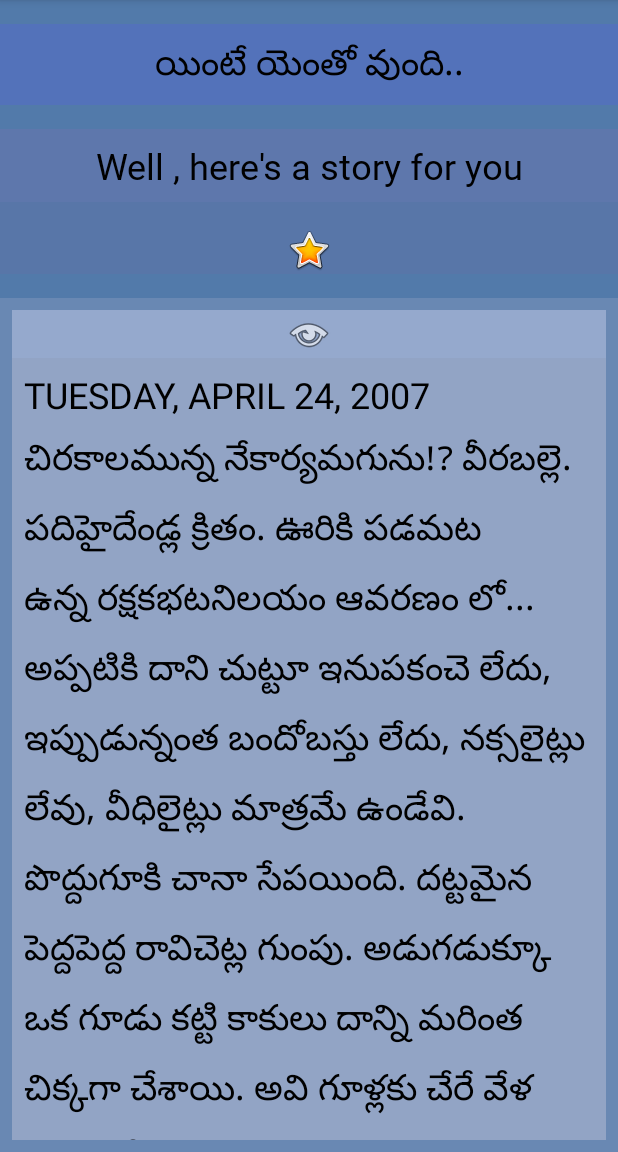
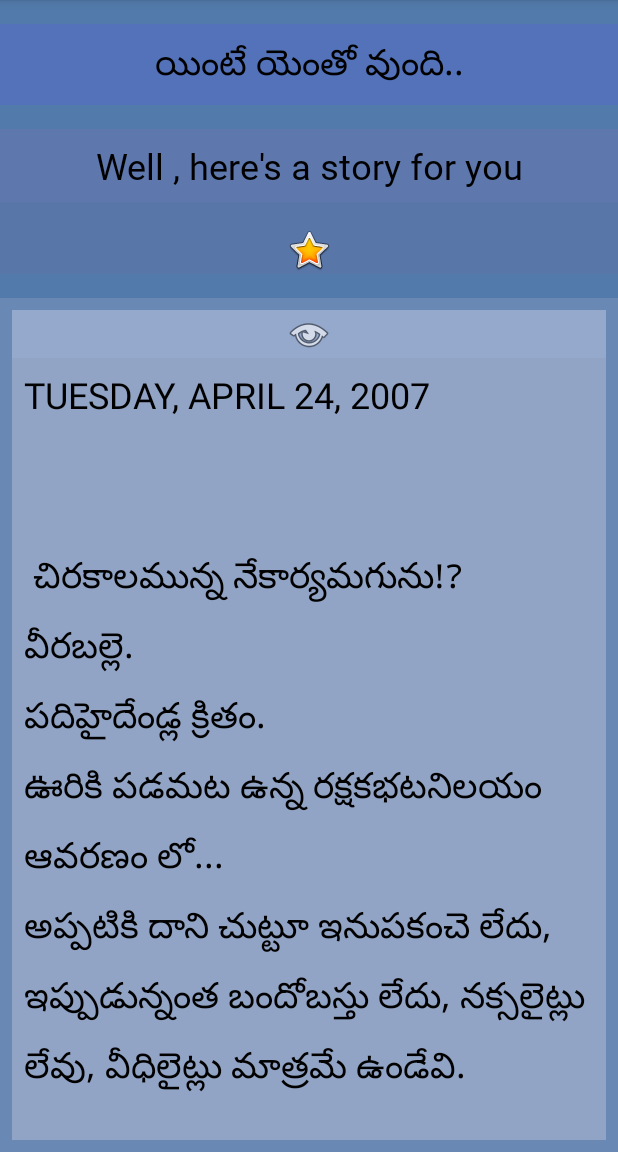
Before and after one commit to yrnr/KotlinApp4AboutMe, an Android app: the screen it shows after launch (MainActivity), after a tap on "DONE", on a phone screen of 412 x 824 dp, the part 84-1236 px from its top. Run offline under Robolectric (Android 15) with nearby library versions, the phone set to English and light mode, and no system bars.

Commit message:
Just a small change in story text to include new lines and spacing

```diff
--- a/app/src/main/res/values/strings.xml
+++ b/app/src/main/res/values/strings.xml
@@ -6,76 +6,76 @@
     <string name="done_button">Done</string>
     <string name="whatisyournickname_hint">What is your nick name?</string>
     <string name="story">TUESDAY, APRIL 24, 2007
-చిరకాలమున్న నేకార్యమగును!?
-వీరబల్లె.
-పదిహైదేండ్ల క్రితం.
-ఊరికి పడమట ఉన్న రక్షకభటనిలయం ఆవరణం లో...
-అప్పటికి దాని చుట్టూ ఇనుపకంచె లేదు, ఇప్పుడున్నంత బందోబస్తు లేదు, నక్సలైట్లు లేవు, వీధిలైట్లు మాత్రమే ఉండేవి.
+\n\n\n చిరకాలమున్న నేకార్యమగును!?
+\nవీరబల్లె.
+\nపదిహైదేండ్ల క్రితం.
+\nఊరికి పడమట ఉన్న రక్షకభటనిలయం ఆవరణం లో...
+\nఅప్పటికి దాని చుట్టూ ఇనుపకంచె లేదు, ఇప్పుడున్నంత బందోబస్తు లేదు, నక్సలైట్లు లేవు, వీధిలైట్లు మాత్రమే ఉండేవి.
 
-పొద్దుగూకి చానా సేపయింది.
-దట్టమైన పెద్దపెద్ద రావిచెట్ల గుంపు.
-అడుగడుక్కూ ఒక గూడు కట్టి కాకులు దాన్ని మరింత చిక్కగా చేశాయి.
-అవి గూళ్లకు చేరే వేళ మహా కోలాహలంగా ఉంటుందక్కడ.
-ఆ మానుల మీద పున్నమైనా సరే, కింద మాత్రం అమవాస్యే.
+\n\n\nపొద్దుగూకి చానా సేపయింది.
+\nదట్టమైన పెద్దపెద్ద రావిచెట్ల గుంపు.
+\nఅడుగడుక్కూ ఒక గూడు కట్టి కాకులు దాన్ని మరింత చిక్కగా చేశాయి.
+\nఅవి గూళ్లకు చేరే వేళ మహా కోలాహలంగా ఉంటుందక్కడ.
+\nఆ మానుల మీద పున్నమైనా సరే, కింద మాత్రం అమవాస్యే.
 
-పండు వెన్నెల. ప్రశాంతమైన గాలి.
-కాకులన్నింటికీ నిద్రపట్టినట్లుంది. ఒక కాకిపిల్ల మాత్రం మేలుకొనే ఉంది.
-"మ్మా..." వాళ్లమ్మ మెడ కింద మెల్లిగా ముక్కుతో గీకింది.
-"ఊఁ..." అలసి ఉన్నా ఓపిగ్గా మృదువైన కంఠంతో ఏమిటని అడిగింది అమ్మ.
+\n\n\nపండు వెన్నెల. ప్రశాంతమైన గాలి.
+\nకాకులన్నింటికీ నిద్రపట్టినట్లుంది. ఒక కాకిపిల్ల మాత్రం మేలుకొనే ఉంది.
+\n"మ్మా..." వాళ్లమ్మ మెడ కింద మెల్లిగా ముక్కుతో గీకింది.
+\n"ఊఁ..." అలసి ఉన్నా ఓపిగ్గా మృదువైన కంఠంతో ఏమిటని అడిగింది అమ్మ.
 
-"పుట్టినరోజు పండగ మనింట్లో ఎప్పుడొచ్చాది?" ఎన్నో దినాలుగా అడగాలనుకొన్న సంగతి అడిగింది.
-అమ్మకు ఆ ప్రశ్న చాలా ముచ్చటగొలిపింది. మగతలోనే మురిపెంగా అంది -
-"నువ్వు బుట్టింది పున్నమినాడు నాయినా. ఆ యెన్నెట్లో సందమామ మాదిరి నిగనిగ మెరిసిన నిన్నుజూసి..."
-"మడే, ఈరోజు పొద్దన్నే పోలీసోళ్లింట్లో ... ఆ పండగ. మనింట్లో ఎప్పుడూ అని"
-"అదా, వాళ్ల పిల్లోడుపుట్టి ఇరబైయ్యేండ్లయిందంట. వోళ్లు మనుసులు నాయినా. అందుకు పండగ."
-"మనకు!?"
-"మనకు యా పూటకాపూట కడుపు నిండితే పండగ, ల్యాకంటే యండగ" ఆవులిస్తూ నవ్వేసింది అమ్మ.
+\n\n\n"పుట్టినరోజు పండగ మనింట్లో ఎప్పుడొచ్చాది?" ఎన్నో దినాలుగా అడగాలనుకొన్న సంగతి అడిగింది.
+\nఅమ్మకు ఆ ప్రశ్న చాలా ముచ్చటగొలిపింది. మగతలోనే మురిపెంగా అంది -
+\n"నువ్వు బుట్టింది పున్నమినాడు నాయినా. ఆ యెన్నెట్లో సందమామ మాదిరి నిగనిగ మెరిసిన నిన్నుజూసి..."
+\n"మడే, ఈరోజు పొద్దన్నే పోలీసోళ్లింట్లో ... ఆ పండగ. మనింట్లో ఎప్పుడూ అని"
+\n"అదా, వాళ్ల పిల్లోడుపుట్టి ఇరబైయ్యేండ్లయిందంట. వోళ్లు మనుసులు నాయినా. అందుకు పండగ."
+\n"మనకు!?"
+\n"మనకు యా పూటకాపూట కడుపు నిండితే పండగ, ల్యాకంటే యండగ" ఆవులిస్తూ నవ్వేసింది అమ్మ.
 
-కాకులన్నీ అరమోడుపు కండ్లతో మగతలోనే వింటున్నాయీ సంభాషణ.
-"కాకి చిరకాలమున్న నే కార్యమగును!?" అవ్వ నోట పలికిందీ మాట.
-వేదాంత ధోరణిలో అందో లేక -మీకేమైనా తెలుసా- అని అడిగిందో!
+\n\n\nకాకులన్నీ అరమోడుపు కండ్లతో మగతలోనే వింటున్నాయీ సంభాషణ.
+\n"కాకి చిరకాలమున్న నే కార్యమగును!?" అవ్వ నోట పలికిందీ మాట.
+\nవేదాంత ధోరణిలో అందో లేక -మీకేమైనా తెలుసా- అని అడిగిందో!
 
-అవ్వ చెప్పిన మాట అమ్మకాకితో సహా ఎవ్వరికీ నచ్చినట్లు లేదు.
-"సరే, మనిసి బుట్టి యేముద్దరించినాడంట, అంత సంబరం జేసుకుండేదానికి!?" అందొక పెండ్లిగాని ముదురు మగ కాకి.
+\n\n\nఅవ్వ చెప్పిన మాట అమ్మకాకితో సహా ఎవ్వరికీ నచ్చినట్లు లేదు.
+\n"సరే, మనిసి బుట్టి యేముద్దరించినాడంట, అంత సంబరం జేసుకుండేదానికి!?" అందొక పెండ్లిగాని ముదురు మగ కాకి.
 
-ఆ నోటిదురుసుకు మనసులోనే నవ్వుకొని, "మనం మాత్రం ఏం ఉద్ధరిస్తున్నాం గనక..."
-వయసు నేర్పిన అనుభవంతో దీర్ఘం తీసింది అవ్వ. ఈ మారు పెండ్లిగాని కాకి గతుక్కుమంది.
-కొన్ని కన్నెకాకులు కిసుక్కుమన్నాయి. అవ్వ వాటిని వారించింది.
+\n\n\nఆ నోటిదురుసుకు మనసులోనే నవ్వుకొని, "మనం మాత్రం ఏం ఉద్ధరిస్తున్నాం గనక..."
+\nవయసు నేర్పిన అనుభవంతో దీర్ఘం తీసింది అవ్వ. ఈ మారు పెండ్లిగాని కాకి గతుక్కుమంది.
+\nకొన్ని కన్నెకాకులు కిసుక్కుమన్నాయి. అవ్వ వాటిని వారించింది.
 
-కాకులు ఆలోచనలో పడ్డాయి. అక్కడ నిశ్శబ్దం ఆవరించింది.
-అవ్వ గొంతు సవరించుకొంది. కాకులన్నీ చెవులొగ్గాయి.
+\n\n\nకాకులు ఆలోచనలో పడ్డాయి. అక్కడ నిశ్శబ్దం ఆవరించింది.
+\nఅవ్వ గొంతు సవరించుకొంది. కాకులన్నీ చెవులొగ్గాయి.
 
-"నేను బుట్టినప్పుడు కరువొచ్చింది. నీళ్లు దొరికేదే గగనం. అట్టాటి కరువు మీరెవురూ సూళ్యా. మడుసులకే టికానా లేదు. గౌరుమింటోళ్లు తలాయింత గంజిబోస్తే దోసిట్లోబట్టి ఒక్క గుటకన తాగి, అరిచేతులు, మోచేతులు, ముక్కులూ మూతులూ నాకుతాన్న్యారు. గంజి కోసరం కొట్టుకుంటాన్న్యారు.ఒక్క సుక్క నీళ్లుగూడా కనపరాల్యా మాకు. ఐనాగానీ, తాగేదానికీ తినేదానికీ యేమన్నా కండ్లబడిందంటే యినపణ్ణెంత దూరం క్యాకేసి పిలిసి దొరికిందే అందరం తలా ఇంత తిని పానాలు ఉగ్గబట్టుకున్యాం. కలిమిడితనం. పెద్దోళ్లు మాకు నేరిపింది ఇది. ఇదే మేము మీకు నేరిపింది. మీరు మీ బిడ్డలకు నేరిపేదీ ఇదే. చిరకాలము నుంచీ కాకి చేస్తాండే కార్యం ఇదే. ఉద్ధరించమంటే ఇదేరా. ఇంగేందోగాదు."
+\n\n\n"నేను బుట్టినప్పుడు కరువొచ్చింది. నీళ్లు దొరికేదే గగనం. అట్టాటి కరువు మీరెవురూ సూళ్యా. మడుసులకే టికానా లేదు. గౌరుమింటోళ్లు తలాయింత గంజిబోస్తే దోసిట్లోబట్టి ఒక్క గుటకన తాగి, అరిచేతులు, మోచేతులు, ముక్కులూ మూతులూ నాకుతాన్న్యారు. గంజి కోసరం కొట్టుకుంటాన్న్యారు.ఒక్క సుక్క నీళ్లుగూడా కనపరాల్యా మాకు. ఐనాగానీ, తాగేదానికీ తినేదానికీ యేమన్నా కండ్లబడిందంటే యినపణ్ణెంత దూరం క్యాకేసి పిలిసి దొరికిందే అందరం తలా ఇంత తిని పానాలు ఉగ్గబట్టుకున్యాం. కలిమిడితనం. పెద్దోళ్లు మాకు నేరిపింది ఇది. ఇదే మేము మీకు నేరిపింది. మీరు మీ బిడ్డలకు నేరిపేదీ ఇదే. చిరకాలము నుంచీ కాకి చేస్తాండే కార్యం ఇదే. ఉద్ధరించమంటే ఇదేరా. ఇంగేందోగాదు."
 
-అని ఆపి, తల పైకెత్తి చందమామనును చూసింది. కాకులన్నీ అవ్వ చూసినవైపే చూశాయి.
-"నిజమేగదా" - అన్నట్లుంది చందమామ చూపు. నిజమేనని కాకులన్నీ తలలూపాయి.
-నిశ్శబ్దాన్ని కూడా శ్రద్ధగా వింటున్నాయి. పెండ్లిగాని కాకి అవ్వకు దగ్గరగా జరిగింది.
+\n\n\nఅని ఆపి, తల పైకెత్తి చందమామనును చూసింది. కాకులన్నీ అవ్వ చూసినవైపే చూశాయి.
+\n"నిజమేగదా" - అన్నట్లుంది చందమామ చూపు. నిజమేనని కాకులన్నీ తలలూపాయి.
+\nనిశ్శబ్దాన్ని కూడా శ్రద్ధగా వింటున్నాయి. పెండ్లిగాని కాకి అవ్వకు దగ్గరగా జరిగింది.
 
-అవ్వ మళ్లీ అందుకుంది నెమ్మదైన స్వరంతో - "ఎంతమంది బుట్టినారు, ఎంతమంది సచ్చినారు, ఎన్ని పుట్టినరోజు పండగలు జేసుకున్యారు - ఇయ్యన్నీ యెందుకూ కొరగావు. పుట్టినదినం అసలు పండగెందుకురా నాకు తెలీకడుగుతా! ఇన్నాళ్లు బతికినామని సంకలు గుద్దుకునేదానికా? ఆయుసులో ఒక సంవత్సరం కరిగి పోయనే నని యేడిసేదానికా? ఎందుకు పుట్టినామో తెలీదు. పుట్టడమనేది పెద్ద గొప్పసంగతా, కాదు. అది నీ చేతుల్లో లేదు. పుట్టినాంక నువ్వు ఎట్టా బతుకుతాండావనేదే నీచేతుల్లో ఉంటాది. నలగరి కోసరం. అంతే. నీకోసరమే నువ్వు బతికితే, నీకు ఇరబైయ్యేండ్లొచ్చే యెవునిగ్గావాల, నూరేండ్లు నిండితే యెవున్నిగ్గావాల,నూకలు జెల్లిపోతే యెవునిగ్గావాల? ఏ పండగైనా పదీ మందికీ పండగైతేనే నీకూ పండగ."
+\n\n\nఅవ్వ మళ్లీ అందుకుంది నెమ్మదైన స్వరంతో - "ఎంతమంది బుట్టినారు, ఎంతమంది సచ్చినారు, ఎన్ని పుట్టినరోజు పండగలు జేసుకున్యారు - ఇయ్యన్నీ యెందుకూ కొరగావు. పుట్టినదినం అసలు పండగెందుకురా నాకు తెలీకడుగుతా! ఇన్నాళ్లు బతికినామని సంకలు గుద్దుకునేదానికా? ఆయుసులో ఒక సంవత్సరం కరిగి పోయనే నని యేడిసేదానికా? ఎందుకు పుట్టినామో తెలీదు. పుట్టడమనేది పెద్ద గొప్పసంగతా, కాదు. అది నీ చేతుల్లో లేదు. పుట్టినాంక నువ్వు ఎట్టా బతుకుతాండావనేదే నీచేతుల్లో ఉంటాది. నలగరి కోసరం. అంతే. నీకోసరమే నువ్వు బతికితే, నీకు ఇరబైయ్యేండ్లొచ్చే యెవునిగ్గావాల, నూరేండ్లు నిండితే యెవున్నిగ్గావాల,నూకలు జెల్లిపోతే యెవునిగ్గావాల? ఏ పండగైనా పదీ మందికీ పండగైతేనే నీకూ పండగ."
 
-ఊపిరి తీసుకోవడానికి రెండు క్షణాలు ఆగింది అవ్వ.
+\n\n\nఊపిరి తీసుకోవడానికి రెండు క్షణాలు ఆగింది అవ్వ.
 
-"పదుగురి సౌఖ్యం పండే దినమే పండుగ కాదా, పక్కవారి గుండెలనిండా చిక్కనైన వేదన నిండ యే హాయి రాదోయి నీవైపు మరుకు" అని చెప్పేవోళ్లూ సేసేవోళ్లూ మనుసుల్లోగూడా ఉండారు. వాళ్లుగూడా మన కాకి జాతే. వాళ్లు గూడా చిరకాలం ఉంటార్రా. శాశ్వతంగా ఉంటారు. మనుసులు పోవచ్చు. వోళ్లుజెప్పిన మాటలు బోవు. అదే కార్యం. చిరకాలం ఉండడమంటే అదే." అని ముగించింది.
+\n\n\n"పదుగురి సౌఖ్యం పండే దినమే పండుగ కాదా, పక్కవారి గుండెలనిండా చిక్కనైన వేదన నిండ యే హాయి రాదోయి నీవైపు మరుకు" అని చెప్పేవోళ్లూ సేసేవోళ్లూ మనుసుల్లోగూడా ఉండారు. వాళ్లుగూడా మన కాకి జాతే. వాళ్లు గూడా చిరకాలం ఉంటార్రా. శాశ్వతంగా ఉంటారు. మనుసులు పోవచ్చు. వోళ్లుజెప్పిన మాటలు బోవు. అదే కార్యం. చిరకాలం ఉండడమంటే అదే." అని ముగించింది.
 
-ఒక్క నిముషం కాకులన్నీ అవ్వ చెప్పిన మాటను నెమరు వేసుకొన్నాయి. సులభంగా ఆ మాటలను వాటి రక్తంలోకి జీర్ణించుకొన్నాయి. మనుషులకు అంత జీర్ణశక్తి లేదు పాపం.
+\n\n\nఒక్క నిముషం కాకులన్నీ అవ్వ చెప్పిన మాటను నెమరు వేసుకొన్నాయి. సులభంగా ఆ మాటలను వాటి రక్తంలోకి జీర్ణించుకొన్నాయి. మనుషులకు అంత జీర్ణశక్తి లేదు పాపం.
 
-అవ్వ చెప్పిన చివరి మాటలు విన్న కాసేపటికి, రేడియోలో సినిమా సినిమాపాటలు శ్రద్ధగా వినే ఒక కన్నెకాకికి ఏదో గుర్తుకు వచ్చింది.
+\n\n\nఅవ్వ చెప్పిన చివరి మాటలు విన్న కాసేపటికి, రేడియోలో సినిమా సినిమాపాటలు శ్రద్ధగా వినే ఒక కన్నెకాకికి ఏదో గుర్తుకు వచ్చింది.
 రాగానే అమాంతంగా మొదలెట్టేసింది ఎనౌన్స్‌మెంటుతో సహా. అయితే, చాలా మధురంగా పాడింది:
 
 
-చిత్రసీమ చిలింజీతాలు.
-... చిత్రంలోని పాట వింటారు రచన సీనా-రాయణరెడ్డి, గాయని పీసుశీల.
+\n\n\nచిత్రసీమ చిలింజీతాలు.
+\n... చిత్రంలోని పాట వింటారు రచన సీనా-రాయణరెడ్డి, గాయని పీసుశీల.
 
-పుట్టినరోజు పండగే అందరికీ
-మరి పుట్టింది ఎందుకో తెలిసేది ఎందరికీ...
-.....
-.....
-ప్రతి కాకీ తన జన్మకు పరమార్థం తెలుసుకొని
-తన కోసమే కాదు, పరుల కొరకు బ్రతకాలి
-తానున్నా లేకున్నా తన పేరు మిగలాలి ||పుట్టినరోజు||
+\n\n\nపుట్టినరోజు పండగే అందరికీ
+\nమరి పుట్టింది ఎందుకో తెలిసేది ఎందరికీ...
+\n.....
+\n.....
+\nప్రతి కాకీ తన జన్మకు పరమార్థం తెలుసుకొని
+\nతన కోసమే కాదు, పరుల కొరకు బ్రతకాలి
+\nతానున్నా లేకున్నా తన పేరు మిగలాలి ||పుట్టినరోజు||
 
 
-పాట పూర్తయేసరికి కాకులన్నీ నిద్రపోయాయి. పెళ్లికాని నోటిదురుసు మగ కాకి మాత్రం ఆ గాయనీమణిని ఎంతో ఆరాధనగా, ఆర్తిగా, ఆపేక్షగా, ఆశగా చూస్తూ పండువెన్నెల్లో పాటకు పరవశమైపోసాగింది. గాయనీమణులను, నటీమణులను, ఇతరమణులను చూసి అలా పరవశమైపోవడం దానికి మామూలేగానీ, పాపం కన్నెకాకికి మాత్రం కొత్త.
-రచన: రానారె సమయం 4:27 PM </string>
+\n\n\nపాట పూర్తయేసరికి కాకులన్నీ నిద్రపోయాయి. పెళ్లికాని నోటిదురుసు మగ కాకి మాత్రం ఆ గాయనీమణిని ఎంతో ఆరాధనగా, ఆర్తిగా, ఆపేక్షగా, ఆశగా చూస్తూ పండువెన్నెల్లో పాటకు పరవశమైపోసాగింది. గాయనీమణులను, నటీమణులను, ఇతరమణులను చూసి అలా పరవశమైపోవడం దానికి మామూలేగానీ, పాపం కన్నెకాకికి మాత్రం కొత్త.
+\n\n\nరచన: రానారె సమయం 4:27 PM </string>
 
 </resources>
```
